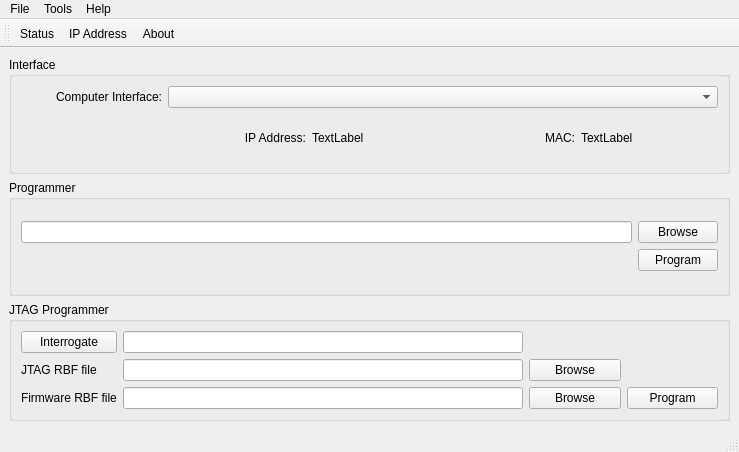
Above: KV0S/hpsdr-programmers/HPSDRBootloader/mainwindow.ui from TAPR/OpenHPSDR-SVN before the change. Below: the same form after it.
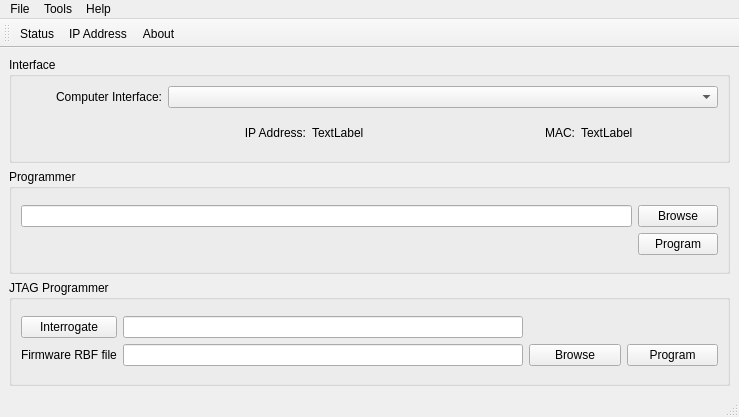
That is the form after the change. Icons and pictures are not drawn.

Commit message: Change HPSDRBootloader to use JTAG rbf  from Resource file

Patch:
```diff
--- a/KV0S/hpsdr-programmers/HPSDRBootloader/mainwindow.ui
+++ b/KV0S/hpsdr-programmers/HPSDRBootloader/mainwindow.ui
@@ -7,7 +7,7 @@
     <x>0</x>
     <y>0</y>
     <width>739</width>
-    <height>452</height>
+    <height>417</height>
    </rect>
   </property>
   <property name="windowTitle">
@@ -238,70 +238,7 @@
            </property>
           </spacer>
          </item>
-         <item row="1" column="0">
-          <widget class="QLabel" name="label_3">
-           <property name="text">
-            <string>JTAG RBF file</string>
-           </property>
-          </widget>
-         </item>
-         <item row="1" column="1">
-          <widget class="QLineEdit" name="jtagLineEdit">
-           <property name="minimumSize">
-            <size>
-             <width>400</width>
-             <height>0</height>
-            </size>
-           </property>
-           <property name="toolTip">
-            <string>&lt;html&gt;&lt;head/&gt;&lt;body&gt;&lt;p&gt;The JTAG helper file to be used to program the secondary HPSDR board.&lt;/p&gt;&lt;/body&gt;&lt;/html&gt;</string>
-           </property>
-          </widget>
-         </item>
          <item row="1" column="2">
-          <widget class="QPushButton" name="jtagHelperButton">
-           <property name="toolTip">
-            <string>&lt;html&gt;&lt;head/&gt;&lt;body&gt;&lt;p&gt;Browse for a JTAG helper file.&lt;/p&gt;&lt;/body&gt;&lt;/html&gt;</string>
-           </property>
-           <property name="text">
-            <string>Browse</string>
-           </property>
-          </widget>
-         </item>
-         <item row="1" column="3">
-          <spacer name="horizontalSpacer_6">
-           <property name="orientation">
-            <enum>Qt::Horizontal</enum>
-           </property>
-           <property name="sizeHint" stdset="0">
-            <size>
-             <width>40</width>
-             <height>20</height>
-            </size>
-           </property>
-          </spacer>
-         </item>
-         <item row="2" column="0">
-          <widget class="QLabel" name="label_5">
-           <property name="text">
-            <string>Firmware RBF file</string>
-           </property>
-          </widget>
-         </item>
-         <item row="2" column="1">
-          <widget class="QLineEdit" name="firmwareLineEdit">
-           <property name="minimumSize">
-            <size>
-             <width>400</width>
-             <height>0</height>
-            </size>
-           </property>
-           <property name="toolTip">
-            <string>&lt;html&gt;&lt;head/&gt;&lt;body&gt;&lt;p&gt;The firmware to be programmed with the JTAG programmer to the secondary HPSDR board.&lt;/p&gt;&lt;/body&gt;&lt;/html&gt;</string>
-           </property>
-          </widget>
-         </item>
-         <item row="2" column="2">
           <widget class="QPushButton" name="firmwareButton">
            <property name="toolTip">
             <string>&lt;html&gt;&lt;head/&gt;&lt;body&gt;&lt;p&gt;Browse for Secondary board firmware RBF file.&lt;/p&gt;&lt;/body&gt;&lt;/html&gt;</string>
@@ -311,7 +248,27 @@
            </property>
           </widget>
          </item>
-         <item row="2" column="3">
+         <item row="1" column="1">
+          <widget class="QLineEdit" name="firmwareLineEdit">
+           <property name="minimumSize">
+            <size>
+             <width>400</width>
+             <height>0</height>
+            </size>
+           </property>
+           <property name="toolTip">
+            <string>&lt;html&gt;&lt;head/&gt;&lt;body&gt;&lt;p&gt;The firmware to be programmed with the JTAG programmer to the secondary HPSDR board.&lt;/p&gt;&lt;/body&gt;&lt;/html&gt;</string>
+           </property>
+          </widget>
+         </item>
+         <item row="1" column="0">
+          <widget class="QLabel" name="label_5">
+           <property name="text">
+            <string>Firmware RBF file</string>
+           </property>
+          </widget>
+         </item>
+         <item row="1" column="3">
           <widget class="QPushButton" name="jtagProgramButton">
            <property name="toolTip">
             <string>&lt;html&gt;&lt;head/&gt;&lt;body&gt;&lt;p&gt;Program the selected firmware to the selected secondary HPSDR board.&lt;/p&gt;&lt;/body&gt;&lt;/html&gt;</string>
```
The commit also changes 6 other files.
